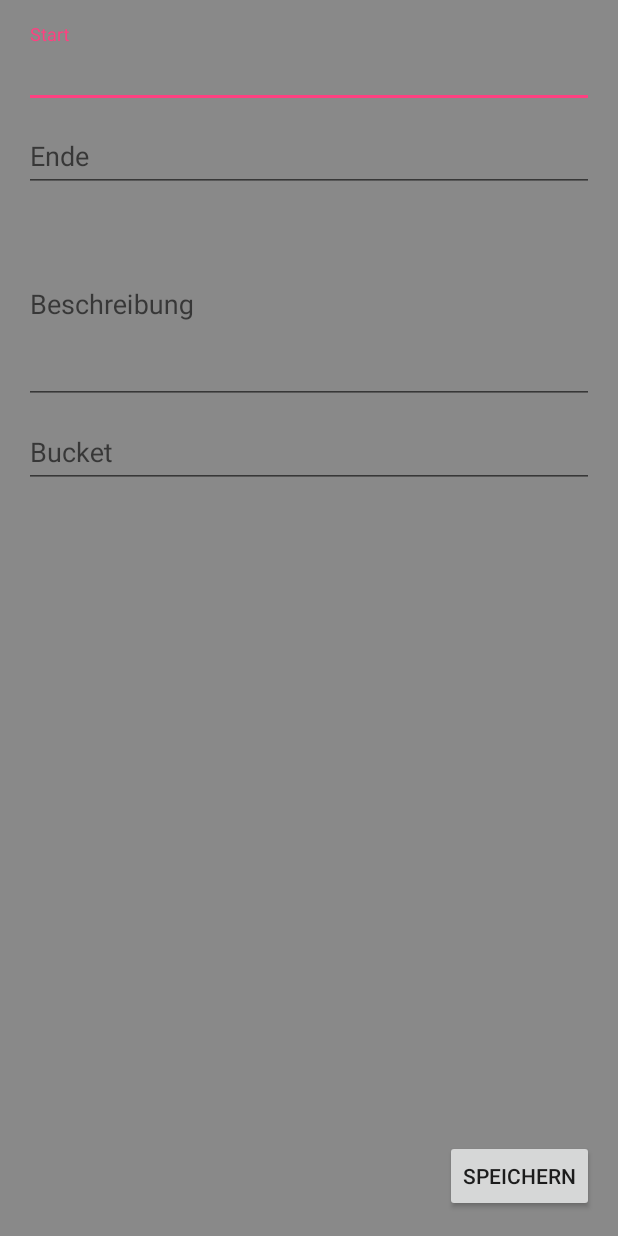
After one commit to iweinzierl/timetracking-android, an Android app: the layout activity_edit_tracking.xml on its own in the app's theme, with its tools: preview values and no code run, on a phone screen of 412 x 824 dp. The commit adds this screen. Run offline under Robolectric (Android 15) with nearby library versions, the phone set to English and light mode, and no system bars.

Commit message:
Added an Activity to edit existing tracking activities.

```diff
--- a/mobile/build.gradle
+++ b/mobile/build.gradle
@@ -41,6 +41,7 @@ dependencies {
     compile 'com.android.support:appcompat-v7:24.1.1'
     compile 'com.android.support:cardview-v7:24.1.1'
     compile 'com.android.support:recyclerview-v7:24.1.1'
+    compile 'com.android.support:design:24.1.1'
 
     compile 'com.google.android.gms:play-services:9.4.0'
     compile 'com.google.android.gms:play-services-ads:9.4.0'
--- a/mobile/src/main/AndroidManifest.xml
+++ b/mobile/src/main/AndroidManifest.xml
@@ -41,6 +41,8 @@
 
         <activity android:name=".CheckInOutActivity_" />
 
+        <activity android:name=".EditTrackingActivity_" />
+
         <receiver android:name=".receiver.OfficeLocationReceiver">
             <intent-filter>
                 <action android:name="com.github.iweinzierl.timetracking.OFFICE_EVENT" />
--- /dev/null
+++ b/mobile/src/main/res/layout/activity_edit_tracking.xml
@@ -0,0 +1,71 @@
+<?xml version="1.0" encoding="utf-8"?>
+<RelativeLayout xmlns:android="http://schemas.android.com/apk/res/android"
+    android:layout_width="match_parent"
+    android:layout_height="match_parent"
+    android:paddingBottom="@dimen/activity_vertical_margin"
+    android:paddingLeft="@dimen/activity_horizontal_margin"
+    android:paddingRight="@dimen/activity_horizontal_margin"
+    android:paddingTop="@dimen/activity_vertical_margin">
+
+    <android.support.design.widget.TextInputLayout
+        android:id="@+id/input_layout_begin"
+        android:layout_width="match_parent"
+        android:layout_height="wrap_content">
+
+        <EditText
+            android:id="@+id/begin"
+            android:layout_width="match_parent"
+            android:layout_height="wrap_content"
+            android:hint="@string/label_activity_begin" />
+    </android.support.design.widget.TextInputLayout>
+
+    <android.support.design.widget.TextInputLayout
+        android:id="@+id/input_layout_end"
+        android:layout_width="match_parent"
+        android:layout_height="wrap_content"
+        android:layout_below="@+id/input_layout_begin">
+
+        <EditText
+            android:id="@+id/end"
+            android:layout_width="match_parent"
+            android:layout_height="wrap_content"
+            android:hint="@string/label_activity_end" />
+    </android.support.design.widget.TextInputLayout>
+
+    <android.support.design.widget.TextInputLayout
+        android:id="@+id/input_layout_description"
+        android:layout_width="match_parent"
+        android:layout_height="wrap_content"
+        android:layout_below="@+id/input_layout_end">
+
+        <EditText
+            android:id="@+id/description"
+            android:layout_width="match_parent"
+            android:layout_height="wrap_content"
+            android:hint="@string/label_activity_description"
+            android:lines="5" />
+    </android.support.design.widget.TextInputLayout>
+
+    <android.support.design.widget.TextInputLayout
+        android:id="@+id/input_layout_bucket"
+        android:layout_width="match_parent"
+        android:layout_height="wrap_content"
+        android:layout_below="@+id/input_layout_description">
+
+        <EditText
+            android:id="@+id/bucket"
+            android:layout_width="match_parent"
+            android:layout_height="wrap_content"
+            android:hint="@string/label_activity_bucket" />
+    </android.support.design.widget.TextInputLayout>
+
+    <!-- TODO should be a flat button -->
+    <Button
+        android:id="@+id/save"
+        android:layout_width="wrap_content"
+        android:layout_height="wrap_content"
+        android:layout_alignParentBottom="true"
+        android:layout_alignParentEnd="true"
+        android:text="@string/label_button_save" />
+
+</RelativeLayout>
--- a/mobile/src/main/res/layout/card_tracking_activity.xml
+++ b/mobile/src/main/res/layout/card_tracking_activity.xml
@@ -63,7 +63,7 @@
                             android:layout_height="wrap_content"
                             android:paddingEnd="8dp"
                             android:paddingStart="0dp"
-                            android:text="@string/label_uuid" />
+                            android:text="@string/label_activity_uuid" />
 
                         <TextView
                             android:id="@+id/uuid"
@@ -78,7 +78,7 @@
                             android:layout_height="wrap_content"
                             android:paddingEnd="8dp"
                             android:paddingStart="0dp"
-                            android:text="@string/label_uid" />
+                            android:text="@string/label_activity_uid" />
 
                         <TextView
                             android:id="@+id/uid"
--- a/mobile/src/main/res/values/strings.xml
+++ b/mobile/src/main/res/values/strings.xml
@@ -4,9 +4,15 @@
     <string name="drawer_checkinout">Checkins/Checkouts</string>
     <string name="drawer_unsynchronized_activities">Unsynchronisierte Aktivitäten</string>
 
+    <string name="label_button_save">Speichern</string>
+
     <string name="label_number_of_checkins">Anzahl Checkins</string>
     <string name="label_number_of_checkouts">Anzahl Checkouts</string>
     <string name="label_number_of_unsynched_activities">Anzahl unsynchronisierter Aktivitäten</string>
-    <string name="label_uuid">UUID:</string>
-    <string name="label_uid">UID:</string>
+    <string name="label_activity_uuid">UUID</string>
+    <string name="label_activity_uid">UID</string>
+    <string name="label_activity_begin">Start</string>
+    <string name="label_activity_end">Ende</string>
+    <string name="label_activity_description">Beschreibung</string>
+    <string name="label_activity_bucket">Bucket</string>
 </resources>
```
Also changed, not shown: mobile/src/main/java/com/github/iweinzierl/timetracking/EditTrackingActivity.java (added, +151 -0 lines), mobile/src/main/java/com/github/iweinzierl/timetracking/UnsynchedTrackingActivity.java (+16 -1 lines), mobile/src/main/java/com/github/iweinzierl/timetracking/adapter/TrackingActivityCardAdapter.java (+23 -1 lines), mobile/src/main/java/com/github/iweinzierl/timetracking/model/TrackingActivity.java (+12 -0 lines).
